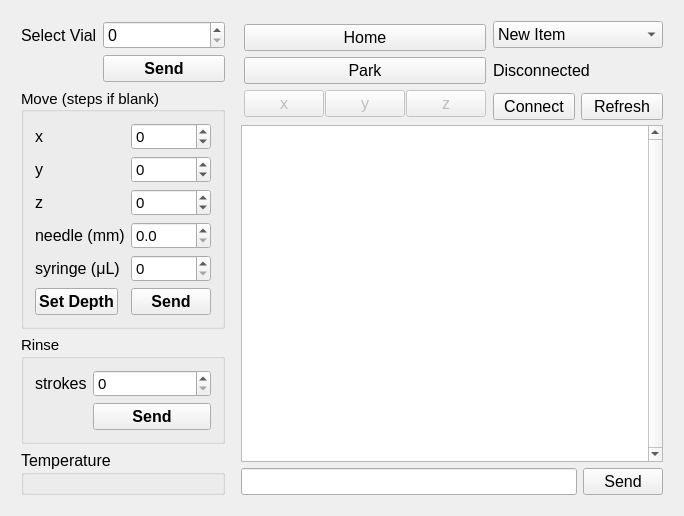
Before: the Qt Designer form src/gpicontroller.ui in amoose136/GPIController, drawn with Qt 5.
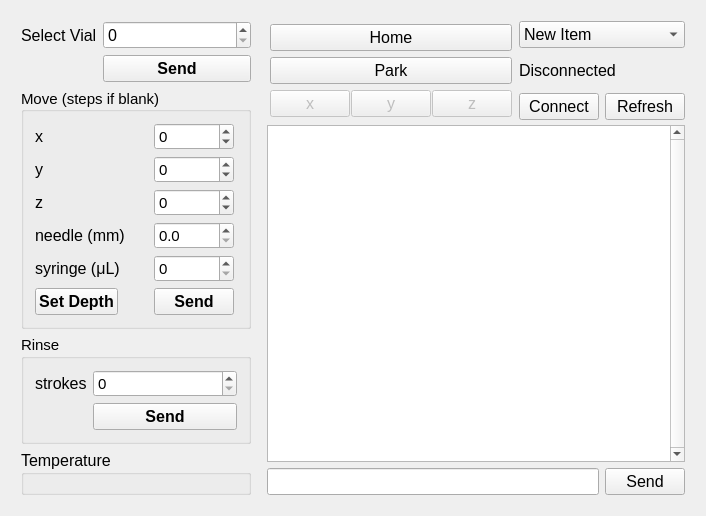
After: the same form once the commit is applied.

The edit to the form file:
```diff
--- a/src/gpicontroller.ui
+++ b/src/gpicontroller.ui
@@ -147,6 +147,12 @@
           <layout class="QHBoxLayout" name="horizontalLayout">
            <item>
             <layout class="QFormLayout" name="formLayout">
+             <property name="horizontalSpacing">
+              <number>20</number>
+             </property>
+             <property name="rightMargin">
+              <number>3</number>
+             </property>
              <item row="0" column="0">
               <widget class="QLabel" name="labelX">
                <property name="font">
@@ -224,6 +230,12 @@
              </item>
              <item row="3" column="0">
               <widget class="QLabel" name="labelNeedle">
+               <property name="minimumSize">
+                <size>
+                 <width>99</width>
+                 <height>0</height>
+                </size>
+               </property>
                <property name="font">
                 <font>
                  <family>Arial</family>
```
Left out of the diff: 18 changed lines with no effect on the pictures.
